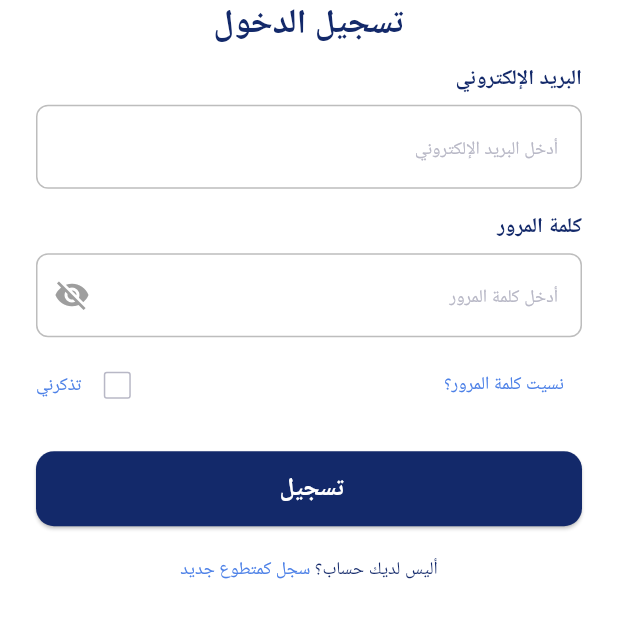
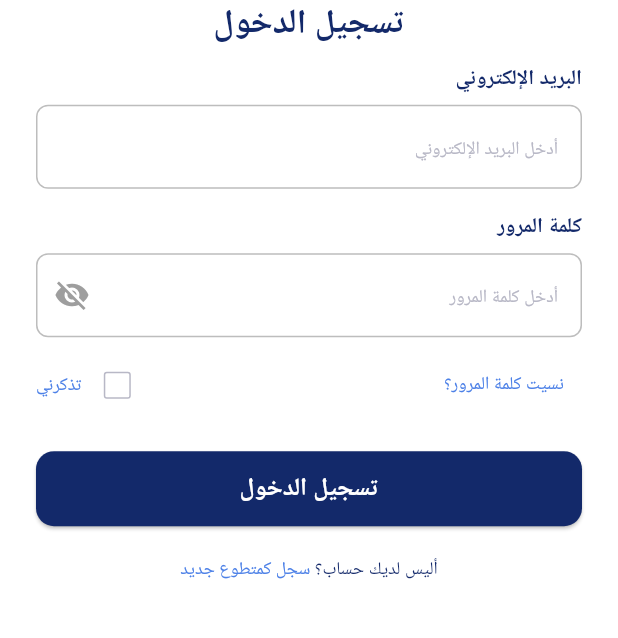
Before and after one commit to HozaifaJawhar/project2, a Flutter app: the screen it shows after launch, on a phone screen of 412 x 824 dp, the part 391-1029 px from its top. Run offline on Flutter 3.47's test engine with Material 3 defaults, Android fonts, the phone set to English and light mode, and no system bars; our stand-ins replace google_fonts; Roboto replaces fonts that are missing (Almarai).

Commit message:
third commit

```diff
--- a/lib/screens/login.dart
+++ b/lib/screens/login.dart
@@ -146,7 +146,7 @@ class _LoginScreenState extends State<LoginScreen> {
                     ),
                     onPressed: () {},
                     child: Text(
-                      'تسجيل ',
+                      'تسجيل الدخول',
                       style: GoogleFonts.almarai(
                         fontSize: UIHelpers.getResponsiveFontSize(
                           context,
```
